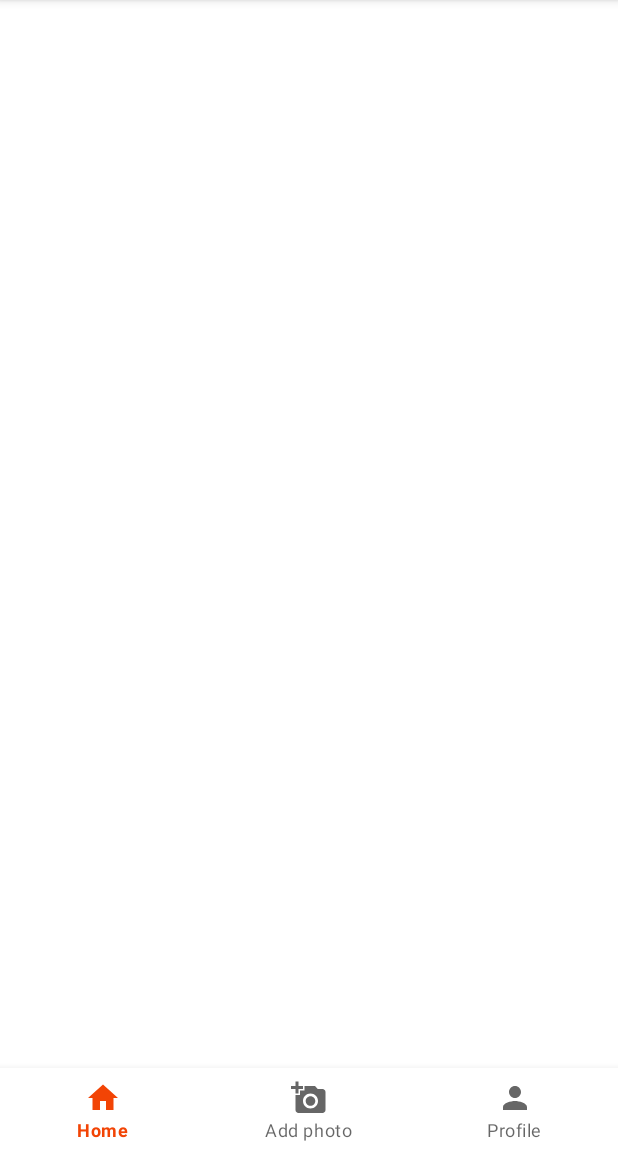
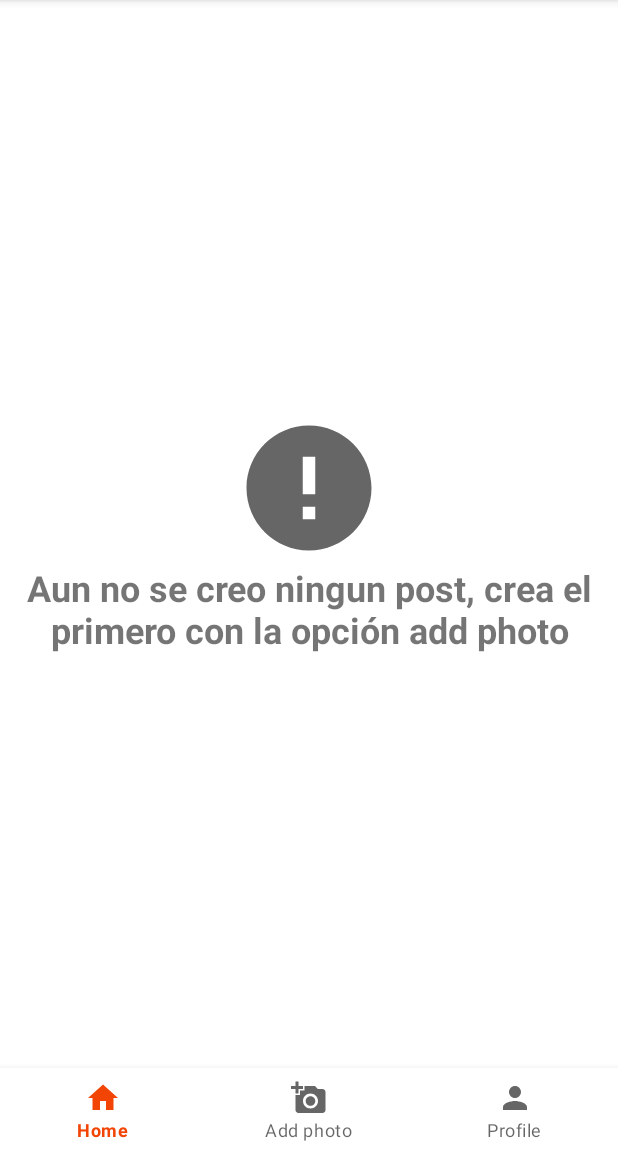
Before and after one commit to Reales09/FoodXy, an Android app: the HomeScreenFragment screen opened through its navigation route, on a phone screen of 412 x 824 dp, the part 84-1236 px from its top. Run offline under Robolectric (Android 15) with nearby library versions, the phone set to English and light mode, and no system bars; our stand-ins replace Firebase (no records; nobody signed in at launch, a user with empty details on screens opened directly), navigation-ui.

Commit message:
Agregar visualización de tiempo en la que se crea un post

```diff
--- a/app/src/main/java/com/example/foodxy/data/model/Post.kt
+++ b/app/src/main/java/com/example/foodxy/data/model/Post.kt
@@ -1,10 +1,13 @@
 package com.example.foodxy.data.model
 
 import com.google.firebase.Timestamp
+import com.google.firebase.firestore.ServerTimestamp
+import java.util.*
 
 data class Post (val profile_pictures: String ="",
                  val profile_name: String = "",
-                 val post_timestamp: Timestamp?=null,
+                 @ServerTimestamp
+                 var created_at: Date?=null,
                  val post_image: String = "",
                  val post_description: String="",
                  val uid: String = ""
--- a/app/src/main/java/com/example/foodxy/data/remote/home/HomeScreenDataSource.kt
+++ b/app/src/main/java/com/example/foodxy/data/remote/home/HomeScreenDataSource.kt
@@ -2,6 +2,7 @@ package com.example.foodxy.data.remote.home
 
 import com.example.foodxy.core.Result
 import com.example.foodxy.data.model.Post
+import com.google.firebase.firestore.DocumentSnapshot
 import com.google.firebase.firestore.FirebaseFirestore
 import kotlinx.coroutines.tasks.await
 
@@ -14,6 +15,7 @@ suspend fun getLatestPost(): Result<List<Post>> {
         val querySnapshot = FirebaseFirestore.getInstance().collection("post").get().await()
         for (post in querySnapshot.documents) {
             post.toObject(Post::class.java) ?. let {fbPost ->
+                fbPost.apply { created_at= post.getTimestamp("created_at",DocumentSnapshot.ServerTimestampBehavior.ESTIMATE)?.toDate() }
                 postList.add(fbPost)
             }
         }
--- a/app/src/main/java/com/example/foodxy/ui/home/HomeScreenFragment.kt
+++ b/app/src/main/java/com/example/foodxy/ui/home/HomeScreenFragment.kt
@@ -8,6 +8,8 @@ import androidx.fragment.app.viewModels
 import androidx.lifecycle.Observer
 import com.example.foodxy.core.Result
 import com.example.foodxy.R
+import com.example.foodxy.core.hide
+import com.example.foodxy.core.show
 import com.example.foodxy.data.remote.home.HomeScreenDataSource
 import com.example.foodxy.databinding.FragmentHomeScreenBinding
 import com.example.foodxy.domain.home.HomeScreenRepoImpl
@@ -30,14 +32,25 @@ class HomeScreenFragment : Fragment(R.layout.fragment_home_screen) {
 
             when(result){
                 is  Result.Loading ->{
-                    binding.progressBar.visibility = View.VISIBLE
+                    binding.progressBar.show()
                 }
                 is  Result.Success ->{
-                    binding.progressBar.visibility = View.GONE
+                    binding.progressBar.hide()
+
+                    if(result.data.isEmpty()){
+
+                        binding.emptyContainer.show()
+                        return@Observer
+                    }else{
+                        binding.emptyContainer.hide()
+
+                    }
+
                     binding.rvHome.adapter = HomeScreenAdapter(result.data)
+
                 }
                 is  Result.Failure -> {
-                    binding.progressBar.visibility = View.GONE
+                    binding.progressBar.hide()
                     Toast.makeText(requireContext(), "Ocurrio un error ${result.exception}", Toast.LENGTH_SHORT).show()
                 }
             }
--- /dev/null
+++ b/app/src/main/res/drawable/ic_baseline_error_24.xml
@@ -0,0 +1,10 @@
+<vector xmlns:android="http://schemas.android.com/apk/res/android"
+    android:width="24dp"
+    android:height="24dp"
+    android:viewportWidth="24"
+    android:viewportHeight="24"
+    android:tint="?attr/colorControlNormal">
+  <path
+      android:fillColor="@android:color/white"
+      android:pathData="M12,2C6.48,2 2,6.48 2,12s4.48,10 10,10 10,-4.48 10,-10S17.52,2 12,2zM13,17h-2v-2h2v2zM13,13h-2L11,7h2v6z"/>
+</vector>
--- a/app/src/main/res/layout/fragment_home_screen.xml
+++ b/app/src/main/res/layout/fragment_home_screen.xml
@@ -20,11 +20,49 @@
 
     </RelativeLayout>
 
+    <RelativeLayout
+        android:id="@+id/empty_container"
+        android:visibility="gone"
+        android:layout_width="match_parent"
+        android:layout_height="match_parent"
+        android:padding="8dp">
+
+        <LinearLayout
+            android:layout_width="match_parent"
+            android:layout_height="wrap_content"
+            android:layout_centerInParent="true"
+            android:orientation="vertical"
+            >
+
+            <ImageView
+                android:layout_width="100dp"
+                android:layout_height="100dp"
+                android:src="@drawable/ic_baseline_error_24"
+                android:layout_gravity="center"
+
+                />
+
+            <TextView
+                android:layout_width="match_parent"
+                android:layout_height="wrap_content"
+                android:textStyle="bold"
+                android:gravity="center"
+                android:layout_centerInParent="true"
+                android:textSize="24sp"
+                android:text="Aun no se creo ningun post, crea el primero con la opción add photo"
+                />
+
+        </LinearLayout>
+
+    </RelativeLayout>
+
 <androidx.recyclerview.widget.RecyclerView
     android:id="@+id/rv_home"
     android:orientation="vertical"
     android:layout_width="match_parent"
     android:layout_height="match_parent"
+    app:reverseLayout="true"
+    app:stackFromEnd="true"
     app:layoutManager="androidx.recyclerview.widget.LinearLayoutManager"
 
     />
```
Also changed, not shown: app/src/main/java/com/example/foodxy/core/TimeAgo.kt (added, +34 -0 lines), app/src/main/java/com/example/foodxy/ui/home/adapter/HomeScreenAdapter.kt (+8 -1 lines).
